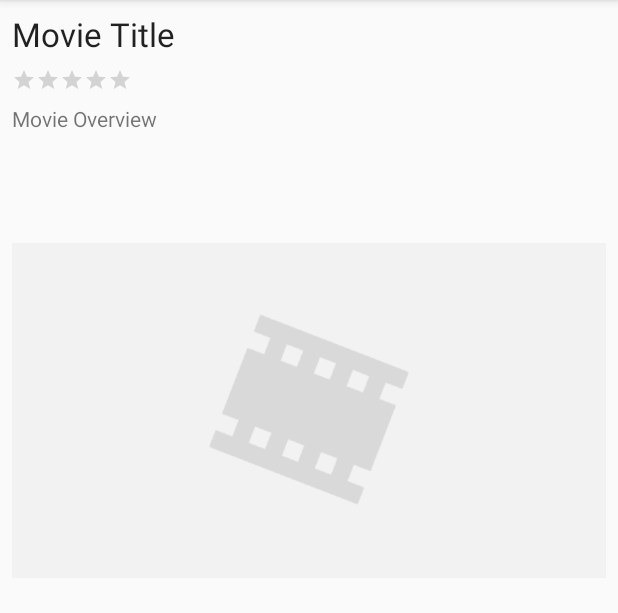
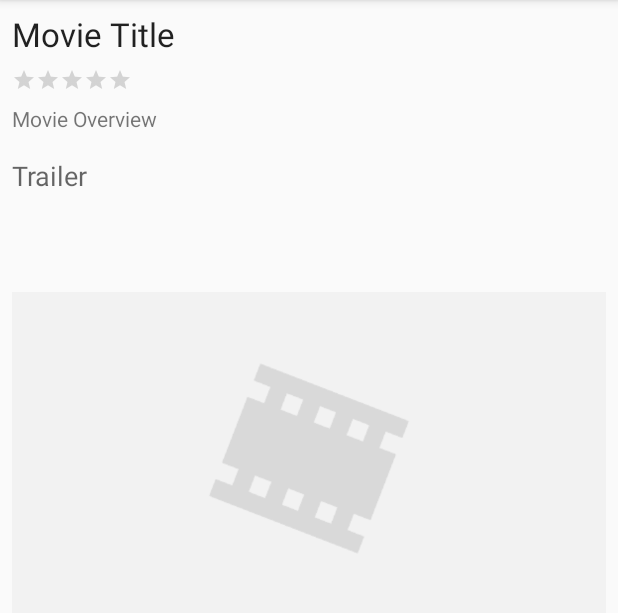
Before and after one commit to carolyn-wong/Flicks, an Android app: the MovieDetailsActivity screen opened directly, with no data from a screen before it, on a phone screen of 412 x 824 dp, the part 84-697 px from its top. Run offline under Robolectric (Android 15) with nearby library versions, the phone set to English and light mode, and no system bars; libraries missing offline, so code that uses them is left out: jp.wasabeef.glide, org.parceler; pictures from the network do not load; 6 statements that could not run were skipped.

Commit message:
added scrolling

```diff
--- a/app/src/main/java/com/example/flicks/MovieDetailsActivity.java
+++ b/app/src/main/java/com/example/flicks/MovieDetailsActivity.java
@@ -30,7 +30,7 @@ public class MovieDetailsActivity extends AppCompatActivity {
     ImageView ivTrailerImage;
     String trailerUrl;
 
-    // TODO - add config instead of passing in image url as an intent?
+    // add config instead of passing in image url as an intent?
     // context for rendering
     // Context context;
 
@@ -75,7 +75,6 @@ public class MovieDetailsActivity extends AppCompatActivity {
             @Override
             public void onClick(View v) {
                 if(movie.getId()==null) {
-                    // TODO - find out what exactly this movie id is! if a movie doesn't have an id, does it not exist?
                     Toast.makeText(getApplicationContext(), "Movie id does not exist", Toast.LENGTH_SHORT).show();
                 }
                 else {
--- a/app/src/main/res/layout/activity_movie_details.xml
+++ b/app/src/main/res/layout/activity_movie_details.xml
@@ -1,10 +1,13 @@
 <?xml version="1.0" encoding="utf-8"?>
-<android.support.constraint.ConstraintLayout xmlns:android="http://schemas.android.com/apk/res/android"
+ <ScrollView xmlns:android="http://schemas.android.com/apk/res/android"
     xmlns:app="http://schemas.android.com/apk/res-auto"
     xmlns:tools="http://schemas.android.com/tools"
+    tools:context=".MovieDetailsActivity"
     android:layout_width="match_parent"
-    android:layout_height="match_parent"
-    tools:context=".MovieDetailsActivity">
+    android:layout_height="match_parent">
+    <android.support.constraint.ConstraintLayout
+        android:layout_width="match_parent"
+        android:layout_height="match_parent">
 
         <TextView
             android:id="@+id/tvTitle"
@@ -54,11 +57,26 @@
             android:layout_height="wrap_content"
             android:layout_marginStart="8dp"
             android:layout_marginLeft="8dp"
-        android:layout_marginTop="16dp"
+            android:layout_marginTop="8dp"
             android:layout_marginEnd="8dp"
             android:layout_marginRight="8dp"
             app:layout_constraintEnd_toEndOf="parent"
+            app:layout_constraintHorizontal_bias="0.0"
             app:layout_constraintStart_toStartOf="parent"
-        app:layout_constraintTop_toBottomOf="@+id/tvOverview"
+            app:layout_constraintTop_toBottomOf="@+id/header"
             app:srcCompat="@drawable/flicks_backdrop_placeholder" />
+
+        <TextView
+            android:id="@+id/header"
+            android:layout_width="wrap_content"
+            android:layout_height="wrap_content"
+            android:layout_marginStart="8dp"
+            android:layout_marginLeft="8dp"
+            android:layout_marginTop="16dp"
+            android:text="Trailer"
+            android:textAppearance="@style/TextAppearance.AppCompat.Medium"
+            app:layout_constraintStart_toStartOf="parent"
+            app:layout_constraintTop_toBottomOf="@+id/tvOverview" />
+
     </android.support.constraint.ConstraintLayout>
+</ScrollView>
```
Also changed, not shown: app/src/main/java/com/example/flicks/MovieTrailerActivity.java (+24 -24 lines), app/src/main/res/layout/activity_movie_trailer.xml (+20 -2 lines). Lines whose indentation alone changed are shown as unchanged.
